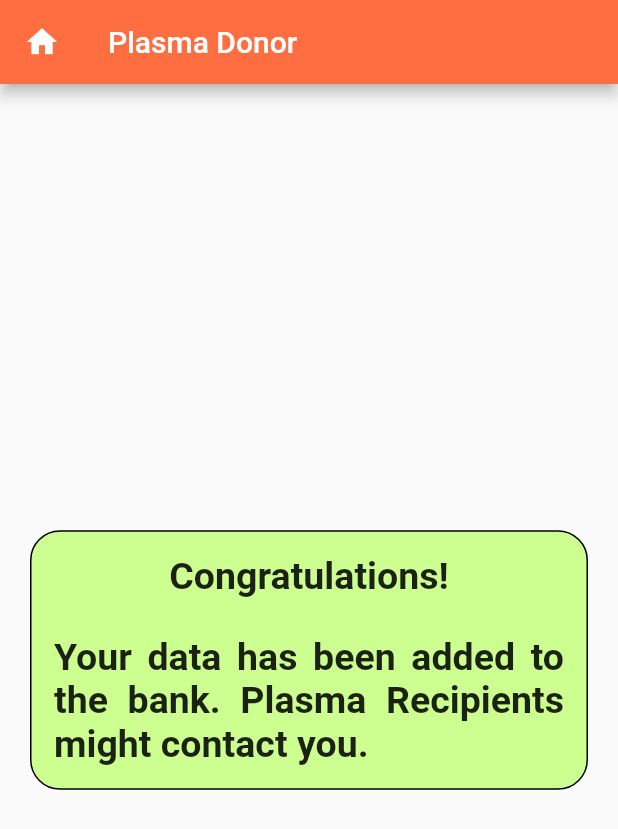
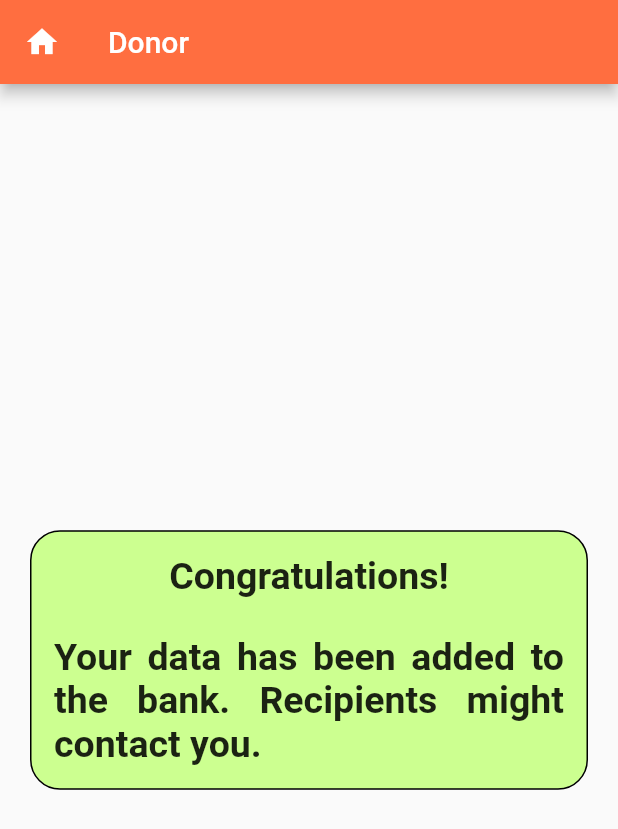
Before and after one commit to saiankit/connectruss, a Flutter app: the DonorSuccessPage screen opened directly, on a phone screen of 412 x 824 dp. Shown: the top 829 px of the screen. Run offline on Flutter 3.47's test engine with Material 2 defaults, Android fonts, the phone set to English and light mode, and no system bars; our stand-ins replace flushbar; network calls fail.

Commit message:
Renamed isntances of the code

```diff
--- a/lib/main.dart
+++ b/lib/main.dart
@@ -19,7 +19,7 @@ class _MyAppState extends State<MyApp> {
       debugShowCheckedModeBanner: false,
       home: Scaffold(
         appBar: AppBar(
-          title: Text('COVID Plasma Connect'),
+          title: Text('Plasma Connect'),
           centerTitle: true,
         ),
         body: HomeScreen(),
--- a/lib/screens/donor/donorBloodGroup.dart
+++ b/lib/screens/donor/donorBloodGroup.dart
@@ -1,4 +1,3 @@
-
 import 'package:flushbar/flushbar.dart';
 import 'package:flutter/material.dart';
 import 'package:plasmaConnect/screens/donor/donorZipCode.dart';
@@ -84,7 +83,7 @@ class _DonorBloodGroupState extends State<DonorBloodGroup> {
           )
         ],
         title: Text(
-          'Plasma Donor',
+          'Donor',
           style: TextStyle(fontSize: 20.0, color: Colors.white),
         ),
         backgroundColor: Colors.deepOrangeAccent,
--- a/lib/screens/donor/donorCalendar.dart
+++ b/lib/screens/donor/donorCalendar.dart
@@ -52,7 +52,7 @@ class _DonorCalendarState extends State<DonorCalendar> {
           )
         ],
         title: Text(
-          'Donor Calendar',
+          'Calendar',
           style: TextStyle(fontSize: 20.0, color: Colors.white),
         ),
         backgroundColor: Colors.deepOrangeAccent,
@@ -75,7 +75,7 @@ class _DonorCalendarState extends State<DonorCalendar> {
                                 fontSize: 25.0, fontWeight: FontWeight.bold),
                           ),
                           Text(
-                            'Date of Recovery from COVID 19',
+                            'Date of Recovery',
                             style: TextStyle(
                                 fontSize: 25.0, fontWeight: FontWeight.bold),
                           ),
--- a/lib/screens/donor/donorSuccess.dart
+++ b/lib/screens/donor/donorSuccess.dart
@@ -11,7 +11,7 @@ class _DonorSuccessPageState extends State<DonorSuccessPage> {
     return Scaffold(
       appBar: AppBar(
         title: Text(
-          'Plasma Donor',
+          'Donor',
           style: TextStyle(fontSize: 20.0, color: Colors.white),
         ),
         leading: IconButton(
@@ -52,7 +52,7 @@ class _DonorSuccessPageState extends State<DonorSuccessPage> {
                         ),
                         SizedBox(height: 25.0),
                         Text(
-                          'Your data has been added to the bank.  Plasma Recipients  might contact you.',
+                          'Your data has been added to the bank. Recipients  might contact you.',
                           textAlign: TextAlign.justify,
                           style: TextStyle(
                               fontSize: 25.0, fontWeight: FontWeight.bold),
--- a/lib/screens/donor/donorZipCode.dart
+++ b/lib/screens/donor/donorZipCode.dart
@@ -51,7 +51,7 @@ class _DonorZipCodeState extends State<DonorZipCode> {
           )
         ],
         title: Text(
-          'Plasma Donor',
+          'Donor',
           style: TextStyle(fontSize: 20.0, color: Colors.white),
         ),
         backgroundColor: Colors.deepOrangeAccent,
--- a/lib/screens/donor/phoneDonor.dart
+++ b/lib/screens/donor/phoneDonor.dart
@@ -46,7 +46,7 @@ class _EnterPhoneNumberDonorState extends State<EnterPhoneNumberDonor> {
           )
         ],
         title: Text(
-          'Plasma Donor',
+          'Donor',
           style: TextStyle(fontSize: 20.0, color: Colors.white),
         ),
         backgroundColor: Colors.deepOrangeAccent,
@@ -118,7 +118,7 @@ class _EnterPhoneNumberDonorState extends State<EnterPhoneNumberDonor> {
                               ),
                             ),
                             Text(
-                              'By clicking here, you agree to recieve calls from plasma recipients, do not misuse this platform and all the information furnished is true to the best of your knowledge and belief.',
+                              'By clicking here, you agree to recieve calls from recipients, do not misuse this platform and all the information furnished is true to the best of your knowledge and belief.',
                               textAlign: TextAlign.justify,
                             ),
                           ],
--- a/lib/screens/homeScreen.dart
+++ b/lib/screens/homeScreen.dart
@@ -62,7 +62,7 @@ class _HomeScreenState extends State<HomeScreen> {
                         ),
                       ),
                       Text(
-                        'Plasma Recipient',
+                        'Recipient',
                         style: TextStyle(
                           color: Colors.white,
                           fontSize: 35.0,
@@ -99,7 +99,7 @@ class _HomeScreenState extends State<HomeScreen> {
                         ),
                       ),
                       Text(
-                        'Plasma Donor',
+                        'Donor',
                         style: TextStyle(
                           color: Colors.white,
                           fontSize: 35.0,
--- a/lib/screens/recipient/phoneRecipient.dart
+++ b/lib/screens/recipient/phoneRecipient.dart
@@ -36,7 +36,7 @@ class _EnterPhoneNumberRecipientState extends State<EnterPhoneNumberRecipient> {
     return Scaffold(
       appBar: AppBar(
         title: Text(
-          'Plasma Recipient',
+          'Recipient',
           style: TextStyle(fontSize: 20.0, color: Colors.white),
         ),
         actions: [
--- a/lib/screens/recipient/recipientBloodGroup.dart
+++ b/lib/screens/recipient/recipientBloodGroup.dart
@@ -83,7 +83,7 @@ class _RecipientBloodGroupState extends State<RecipientBloodGroup> {
           )
         ],
         title: Text(
-          'Plasma Recipient',
+          'Recipient',
           style: TextStyle(fontSize: 20.0, color: Colors.white),
         ),
         backgroundColor: Colors.deepOrangeAccent,
--- a/lib/screens/recipient/recipientSuccessPage.dart
+++ b/lib/screens/recipient/recipientSuccessPage.dart
@@ -15,7 +15,7 @@ class _RecipientSuccessPageState extends State<RecipientSuccessPage> {
     return Scaffold(
       appBar: AppBar(
         title: Text(
-          'Plasma Recipient',
+          'Recipient',
           style: TextStyle(fontSize: 20.0, color: Colors.white),
         ),
         actions: [
--- a/lib/screens/recipient/recipientZipCode.dart
+++ b/lib/screens/recipient/recipientZipCode.dart
@@ -55,7 +55,7 @@ class _RecipientZipCodeState extends State<RecipientZipCode> {
           )
         ],
         title: Text(
-          'Plasma Recipient',
+          'Recipient',
           style: TextStyle(fontSize: 20.0, color: Colors.white),
         ),
       ),
```
Also changed, not shown: lib/screens/donor/donorDataScreen.dart (deleted), lib/screens/recipient/recipientDataScreen.dart (deleted).
